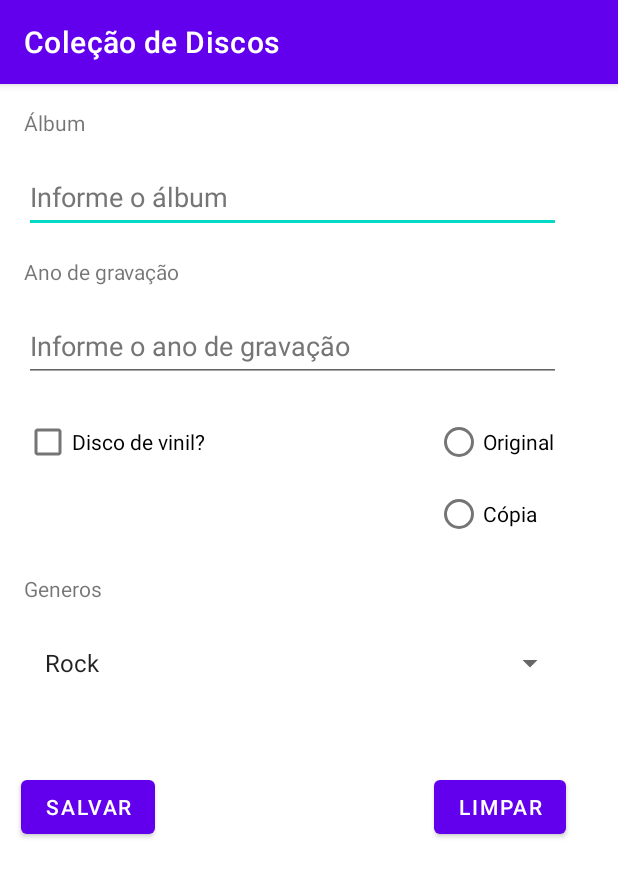
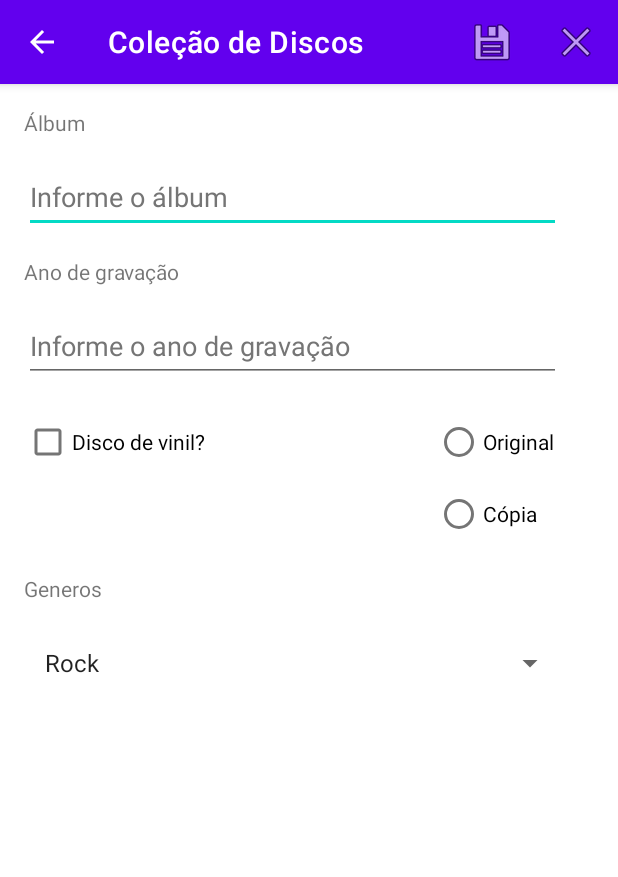
Before and after one commit to hrocha89/android-pos, an Android app: the AlbumActivity screen opened directly, with no data from a screen before it, on a phone screen of 412 x 824 dp. Shown: the top 877 px of the screen. Run offline under Robolectric (Android 15) with nearby library versions, the phone set to English and light mode, and no system bars.

Commit message:
entrega parcial numero 4

```diff
--- a/app/src/main/AndroidManifest.xml
+++ b/app/src/main/AndroidManifest.xml
@@ -11,7 +11,8 @@
         android:theme="@style/Theme.ColecaoDiscos">
         <activity
             android:name=".AboutActivity"
-            android:exported="true" />
+            android:exported="true"
+            android:parentActivityName=".ListActivity" />
         <activity
             android:name=".ListActivity"
             android:exported="true">
@@ -23,7 +24,8 @@
         </activity>
         <activity
             android:name=".AlbumActivity"
-            android:exported="true"></activity>
+            android:exported="true"
+            android:parentActivityName=".ListActivity" />
     </application>
 
 </manifest>
--- a/app/src/main/java/com/henrique/colecaodiscos/AlbumActivity.java
+++ b/app/src/main/java/com/henrique/colecaodiscos/AlbumActivity.java
@@ -3,15 +3,17 @@ package com.henrique.colecaodiscos;
 import android.app.Activity;
 import android.content.Intent;
 import android.os.Bundle;
-import android.view.View;
+import android.view.Menu;
+import android.view.MenuItem;
 import android.widget.ArrayAdapter;
-import android.widget.Button;
 import android.widget.CheckBox;
 import android.widget.EditText;
 import android.widget.RadioGroup;
 import android.widget.Spinner;
 import android.widget.Toast;
 
+import androidx.annotation.NonNull;
+import androidx.appcompat.app.ActionBar;
 import androidx.appcompat.app.AppCompatActivity;
 
 import com.henrique.colecaodiscos.domain.Album;
@@ -65,6 +67,11 @@ public class AlbumActivity extends AppCompatActivity {
         super.onCreate(savedInstanceState);
         setContentView(R.layout.activity_album);
 
+        ActionBar actionBar = getSupportActionBar();
+        if (actionBar != null) {
+            actionBar.setDisplayHomeAsUpEnabled(true);
+        }
+
         album = findViewById(R.id.nomeAlbum);
         anoGravacao = findViewById(R.id.anoGravacao);
         isVinil = findViewById(R.id.isVinil);
@@ -88,16 +95,42 @@ public class AlbumActivity extends AppCompatActivity {
 
         }
 
-
-        Button btnLimpar = findViewById(R.id.btnLimpar);
-        btnLimpar.setOnClickListener(this::clearForm);
-
-        Button btnSave = findViewById(R.id.btnSave);
-        btnSave.setOnClickListener(this::save);
-
     }
 
-    private void clearForm(View view) {
+    @Override
+    public boolean onCreateOptionsMenu(Menu menu) {
+        getMenuInflater().inflate(R.menu.album_options, menu);
+        return true;
+    }
+
+    @Override
+    public boolean onOptionsItemSelected(@NonNull MenuItem item) {
+        switch (item.getItemId()) {
+            case R.id.menuItemSave:
+                save();
+                return true;
+            case R.id.menuItemClear:
+                clearForm();
+                return true;
+            case android.R.id.home:
+                cancel();
+                return true;
+            default:
+                return super.onOptionsItemSelected(item);
+        }
+    }
+
+    @Override
+    public void onBackPressed() {
+        cancel();
+    }
+
+    private void cancel() {
+        setResult(Activity.RESULT_CANCELED);
+        finish();
+    }
+
+    private void clearForm() {
         album.setText(null);
         anoGravacao.setText(null);
         isVinil.setChecked(false);
@@ -109,7 +142,7 @@ public class AlbumActivity extends AppCompatActivity {
         toastMessage(getString(R.string.msg_clear_form));
     }
 
-    private void save(View view) {
+    private void save() {
         if (isInvalid(album)) {
             focusAndMessage(album, getString(R.string.error_album));
             return;
--- a/app/src/main/res/layout/activity_album.xml
+++ b/app/src/main/res/layout/activity_album.xml
@@ -60,28 +60,6 @@
             app:layout_constraintStart_toStartOf="@+id/label_ano"
             app:layout_constraintTop_toBottomOf="@+id/label_ano" />
 
-        <Button
-            android:id="@+id/btnLimpar"
-            android:layout_width="wrap_content"
-            android:layout_height="wrap_content"
-            android:layout_marginTop="48dp"
-            android:clickable="true"
-            android:focusable="true"
-            android:text="@string/btnLimpar"
-            app:layout_constraintEnd_toEndOf="@+id/genero"
-            app:layout_constraintTop_toBottomOf="@+id/genero" />
-
-        <Button
-            android:id="@+id/btnSave"
-            android:layout_width="wrap_content"
-            android:layout_height="wrap_content"
-            android:layout_marginTop="48dp"
-            android:clickable="true"
-            android:focusable="true"
-            android:text="@string/btnSalvar"
-            app:layout_constraintStart_toStartOf="@+id/genero"
-            app:layout_constraintTop_toBottomOf="@+id/genero" />
-
         <CheckBox
             android:id="@+id/isVinil"
             android:layout_width="wrap_content"
--- /dev/null
+++ b/app/src/main/res/menu/about_options.xml
@@ -0,0 +1,2 @@
+<?xml version="1.0" encoding="utf-8"?>
+<menu xmlns:android="http://schemas.android.com/apk/res/android"/>
--- /dev/null
+++ b/app/src/main/res/menu/album_options.xml
@@ -0,0 +1,15 @@
+<?xml version="1.0" encoding="utf-8"?>
+<menu xmlns:android="http://schemas.android.com/apk/res/android"
+    xmlns:app="http://schemas.android.com/apk/res-auto">
+
+    <item
+        android:id="@+id/menuItemSave"
+        android:icon="@android:drawable/ic_menu_save"
+        android:title="@string/menuItemSave"
+        app:showAsAction="ifRoom" />
+    <item
+        android:id="@+id/menuItemClear"
+        android:icon="@android:drawable/ic_menu_close_clear_cancel"
+        android:title="@string/menuItemClear"
+        app:showAsAction="ifRoom" />
+</menu>
--- a/app/src/main/res/values/strings.xml
+++ b/app/src/main/res/values/strings.xml
@@ -10,11 +10,6 @@
     <string name="hint_genero">Escolha um genero</string>
 
     <string name="description">Imagem álbum</string>
-
-    <string name="btnLimpar">Limpar</string>
-    <string name="btnSalvar">Salvar</string>
-    <string name="btnNew">Novo</string>
-    <string name="btnAbout">Sobre</string>
 
     <string name="error_album">Campo Álbum não pode ser vazio</string>
     <string name="error_ano_gravacao">Campo Ano de Gravação não pode ser vazio</string>
@@ -51,4 +46,11 @@
     <string name="email_app">Email: almeida89henrique@gmail.com</string>
     <string name="descricao_app">Descrição: Auxilia na organização e controle de seu arquivo pessoal</string>
 
+    <string name="add_disco">Adicionar</string>
+    <string name="about_app">Sobre</string>
+    <string name="menuItemSave">Salvar</string>
+    <string name="menuItemClear">Limpar</string>
+    <string name="menuItemEdit">Editar</string>
+    <string name="menuItemDelete">Excluir</string>
+
 </resources>
```
Also changed, not shown: app/src/main/java/com/henrique/colecaodiscos/AboutActivity.java (+29 -0 lines), app/src/main/java/com/henrique/colecaodiscos/ListActivity.java (+97 -16 lines), app/src/main/res/layout/activity_list.xml (+1 -31 lines), app/src/main/res/menu/album_select_options.xml (added, +15 -0 lines), app/src/main/res/menu/list_options.xml (added, +14 -0 lines).
